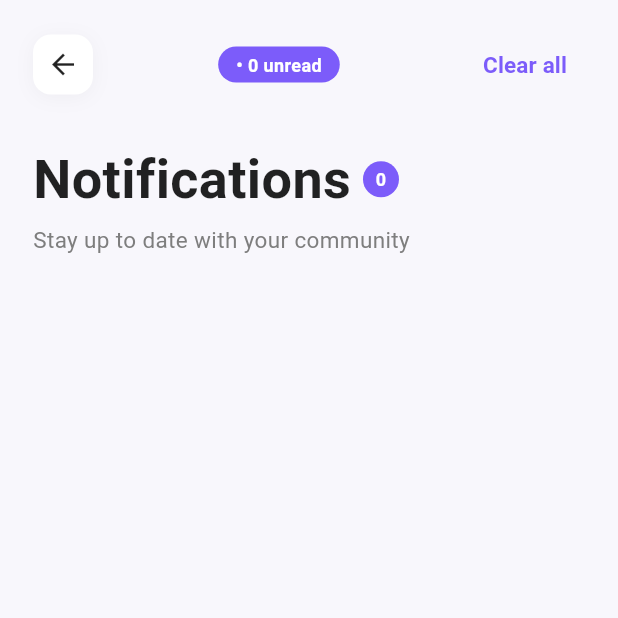
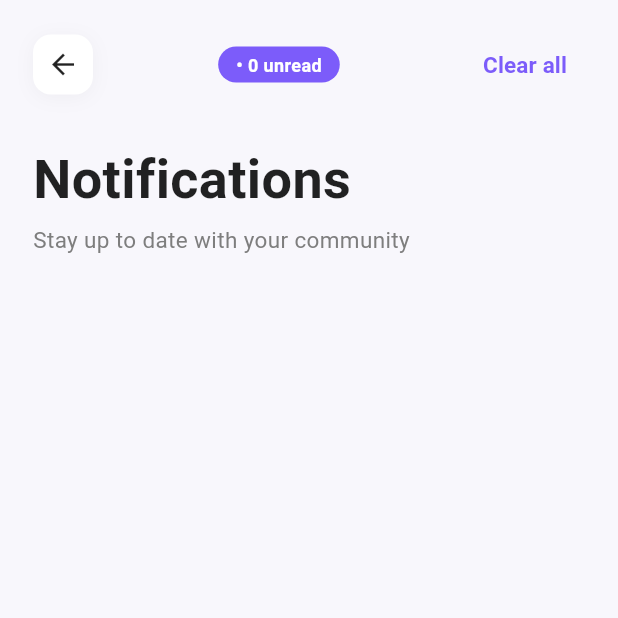
Before and after one commit to namitg105/CampusConnect_safet_copy, a Flutter app: the NotificationsScreen screen opened directly, on a phone screen of 412 x 824 dp, the top half of it. Run offline on Flutter 3.47's test engine with Material 3 defaults, Android fonts, the phone set to English and light mode, and no system bars; our stand-ins replace bloc, cloud_firestore, file_picker, firebase_auth, firebase_core, firebase_storage and 11 more; missing offline and left inert: encrypt, ffmpeg_kit_flutter_new; accounts and stored records are empty; project files that could hold a hidden picture were left out.

Commit message:
Hide red notification badge when unreadCount is 0 and show unread count badge on Notifications screen

```diff
--- a/lib/features/events/notifications/components/notification_title_section.dart
+++ b/lib/features/events/notifications/components/notification_title_section.dart
@@ -1,9 +1,9 @@
 import 'package:flutter/material.dart';
 
 class NotificationTitleSection extends StatelessWidget {
-  final int totalCount;
+  final int unreadCount;
 
-  const NotificationTitleSection({super.key, required this.totalCount});
+  const NotificationTitleSection({super.key, required this.unreadCount});
 
   @override
   Widget build(BuildContext context) {
@@ -20,17 +20,18 @@ class NotificationTitleSection extends StatelessWidget {
                 color: Colors.black87,
               ),
             ),
+            if (unreadCount > 0) ...[
               const SizedBox(width: 8),
               Container(
-              width: 24,
-              height: 24,
+                padding: const EdgeInsets.all(4),
+                constraints: const BoxConstraints(minWidth: 24, minHeight: 24),
                 alignment: Alignment.center,
                 decoration: const BoxDecoration(
                   color: Color(0xFF7C5CFA),
                   shape: BoxShape.circle,
                 ),
                 child: Text(
-                '$totalCount',
+                  '$unreadCount',
                   style: const TextStyle(
                     fontSize: 12,
                     fontWeight: FontWeight.w600,
@@ -38,6 +39,7 @@ class NotificationTitleSection extends StatelessWidget {
                   ),
                 ),
               ),
+            ],
           ],
         ),
         const SizedBox(height: 4),
--- a/lib/features/events/notifications/notifications_screen.dart
+++ b/lib/features/events/notifications/notifications_screen.dart
@@ -311,7 +311,7 @@ class _NotificationsScreenState extends State<NotificationsScreen> {
                 onClearAllTap: _onClearAll,
               ),
               const SizedBox(height: 26),
-              NotificationTitleSection(totalCount: _notifications.length),
+              NotificationTitleSection(unreadCount: _unreadCount),
               const SizedBox(height: 26),
               Expanded(child: _isLoading ? const Center(child: CircularProgressIndicator()) : _buildNotificationList()),
             ],
```
Lines whose indentation alone changed are shown as unchanged.
